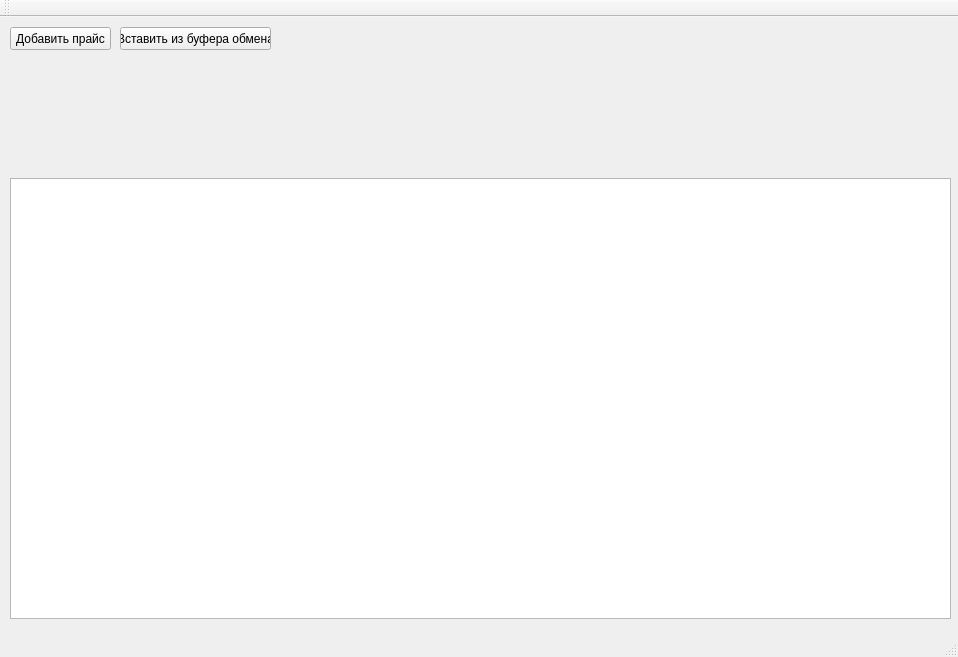
Old version of the form mainwindow.ui in the repository SAMOXA/BDime.
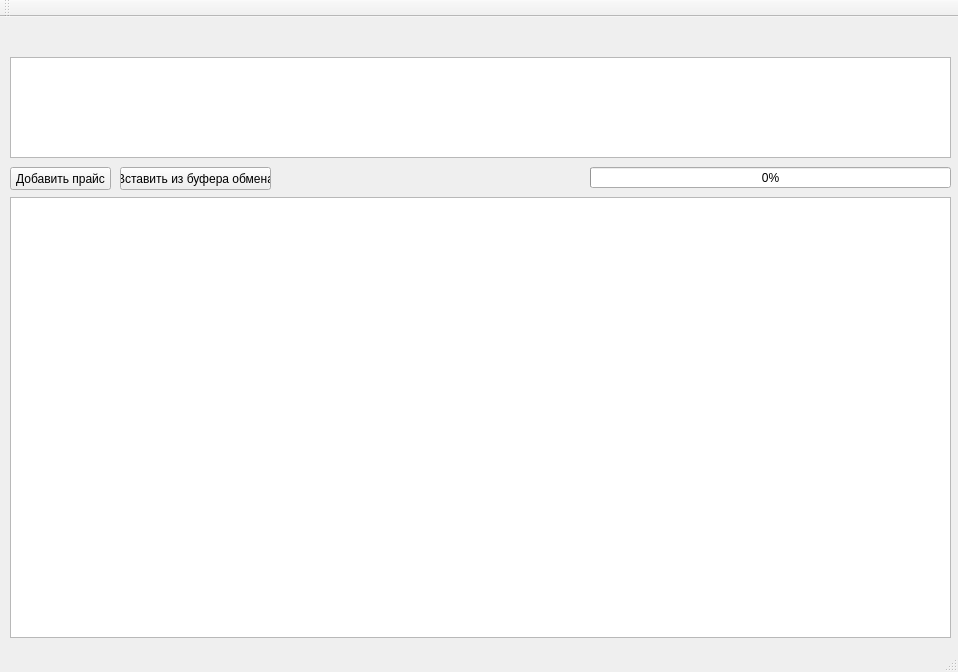
New version of the form.

Patch:
```diff
--- a/mainwindow.ui
+++ b/mainwindow.ui
@@ -7,7 +7,7 @@
     <x>0</x>
     <y>0</y>
     <width>958</width>
-    <height>657</height>
+    <height>672</height>
    </rect>
   </property>
   <property name="windowTitle">
@@ -18,7 +18,7 @@
     <property name="geometry">
      <rect>
       <x>10</x>
-      <y>10</y>
+      <y>150</y>
       <width>101</width>
       <height>23</height>
      </rect>
@@ -31,7 +31,7 @@
     <property name="geometry">
      <rect>
       <x>10</x>
-      <y>161</y>
+      <y>180</y>
       <width>941</width>
       <height>441</height>
      </rect>
@@ -41,7 +41,7 @@
     <property name="geometry">
      <rect>
       <x>120</x>
-      <y>10</y>
+      <y>150</y>
       <width>151</width>
       <height>23</height>
      </rect>
@@ -50,6 +50,51 @@
      <string>Вставить из буфера обмена</string>
     </property>
    </widget>
+   <widget class="QTextEdit" name="msgList">
+    <property name="geometry">
+     <rect>
+      <x>10</x>
+      <y>40</y>
+      <width>941</width>
+      <height>101</height>
+     </rect>
+    </property>
+    <property name="readOnly">
+     <bool>true</bool>
+    </property>
+   </widget>
+   <widget class="QProgressBar" name="parserProgressBar">
+    <property name="geometry">
+     <rect>
+      <x>590</x>
+      <y>150</y>
+      <width>361</width>
+      <height>21</height>
+     </rect>
+    </property>
+    <property name="value">
+     <number>0</number>
+    </property>
+    <property name="textVisible">
+     <bool>true</bool>
+    </property>
+    <property name="invertedAppearance">
+     <bool>false</bool>
+    </property>
+   </widget>
+   <widget class="QLabel" name="recordCountLabel">
+    <property name="geometry">
+     <rect>
+      <x>280</x>
+      <y>150</y>
+      <width>301</width>
+      <height>21</height>
+     </rect>
+    </property>
+    <property name="text">
+     <string/>
+    </property>
+   </widget>
   </widget>
   <widget class="QToolBar" name="mainToolBar">
    <attribute name="toolBarArea">
```
